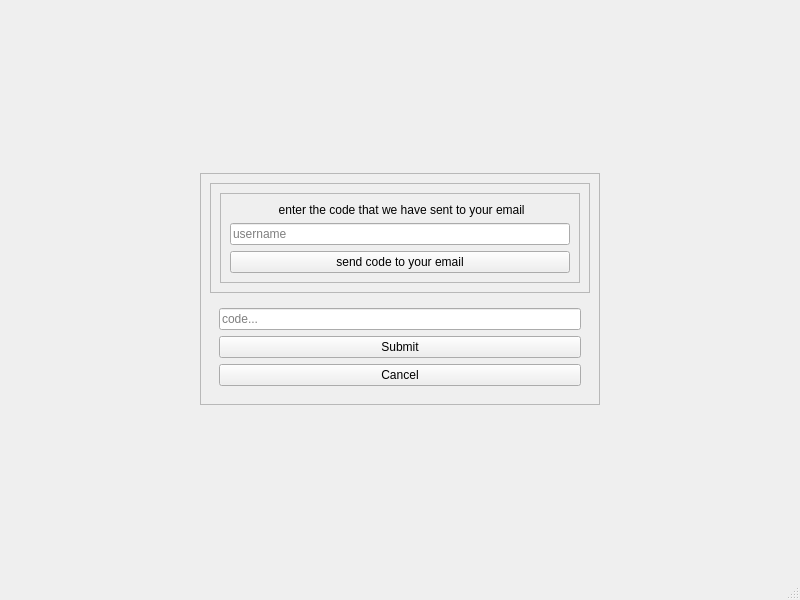
Qt form forgotPasswordVerificationCode.ui (Prakash5209/typing_tutor) before a commit.
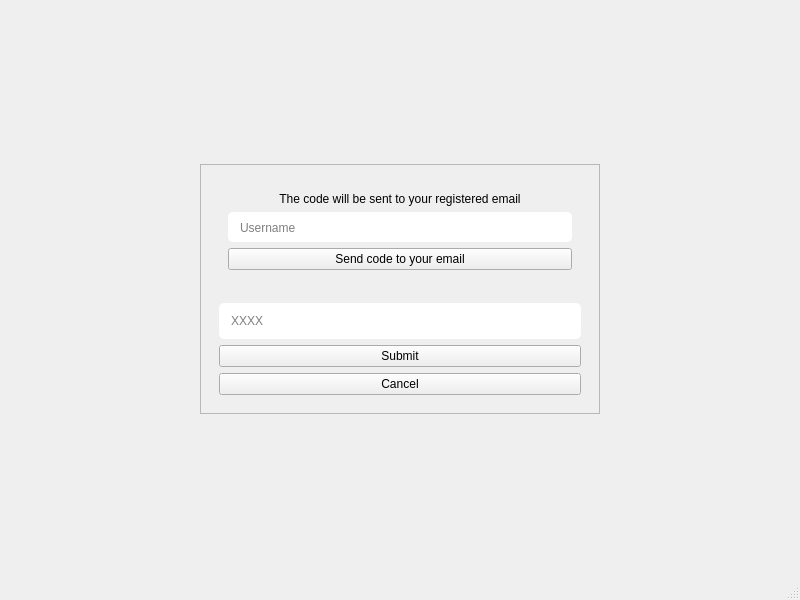
The same form after that commit.

```diff
--- a/forgotPasswordVerificationCode.ui
+++ b/forgotPasswordVerificationCode.ui
@@ -66,7 +66,7 @@
               <item>
                 <widget class="QFrame" name="frame">
                   <property name="frameShape">
-                    <enum>QFrame::StyledPanel</enum>
+          <enum>QFrame::NoFrame</enum>
                   </property>
                   <property name="frameShadow">
                     <enum>QFrame::Raised</enum>
@@ -75,7 +75,7 @@
                     <item>
                       <widget class="QFrame" name="frame_4">
                         <property name="frameShape">
-                          <enum>QFrame::StyledPanel</enum>
+             <enum>QFrame::NoFrame</enum>
                         </property>
                         <property name="frameShadow">
                           <enum>QFrame::Raised</enum>
@@ -84,7 +84,7 @@
                           <item>
                             <widget class="QLabel" name="label">
                               <property name="text">
-                                <string> enter the code that we have sent to your email</string>
+                <string>The code will be sent to your registered email</string>
                               </property>
                               <property name="alignment">
                                 <set>Qt::AlignCenter</set>
@@ -93,15 +93,19 @@
                           </item>
                           <item>
                             <widget class="QLineEdit" name="username_lineEdit">
+               <property name="styleSheet">
+                <string notr="true">padding:10px;
+border-radius:5px;</string>
+               </property>
                               <property name="placeholderText">
-                                <string>username</string>
+                <string>Username</string>
                               </property>
                             </widget>
                           </item>
                           <item>
                             <widget class="QPushButton" name="send_code_to_email_pushButton_2">
                               <property name="text">
-                                <string>send code to your email</string>
+                <string>Send code to your email</string>
                               </property>
                             </widget>
                           </item>
@@ -122,8 +126,12 @@
          <layout class="QVBoxLayout" name="verticalLayout_2">
           <item>
            <widget class="QLineEdit" name="code_lineEdit">
+            <property name="styleSheet">
+             <string notr="true">padding:10px;
+border-radius:5px;</string>
+            </property>
             <property name="placeholderText">
-             <string>code...</string>
+             <string>XXXX</string>
             </property>
            </widget>
           </item>
```
Left out of the diff: 1 changed line with no effect on the pictures. Lines whose indentation alone changed are shown as unchanged.
